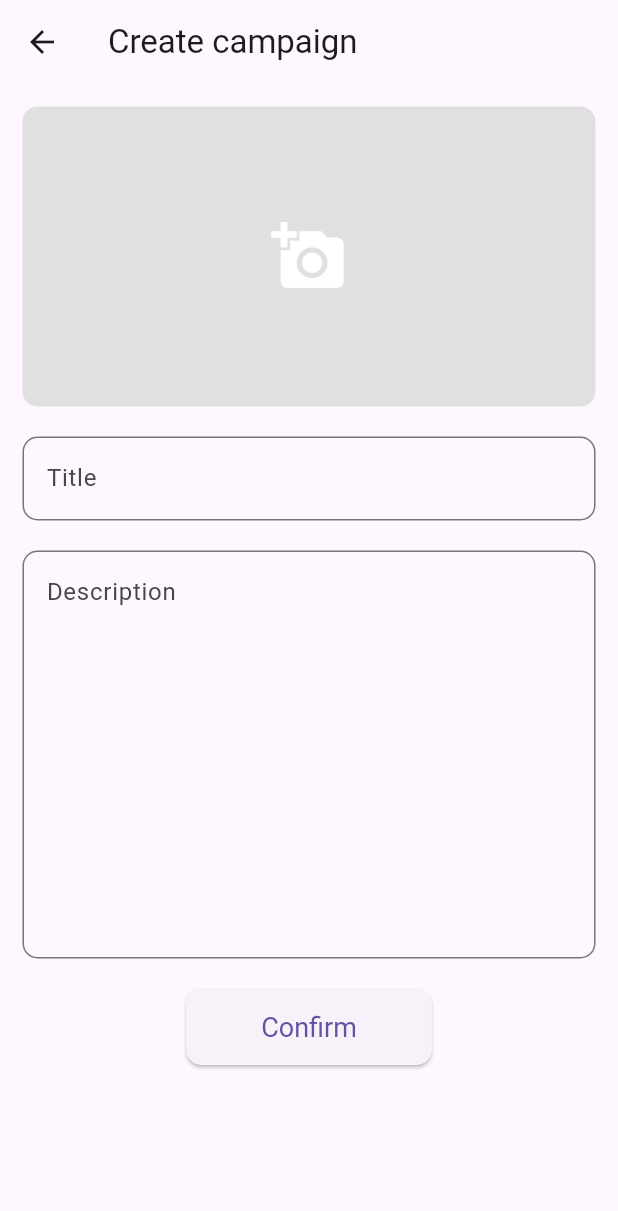
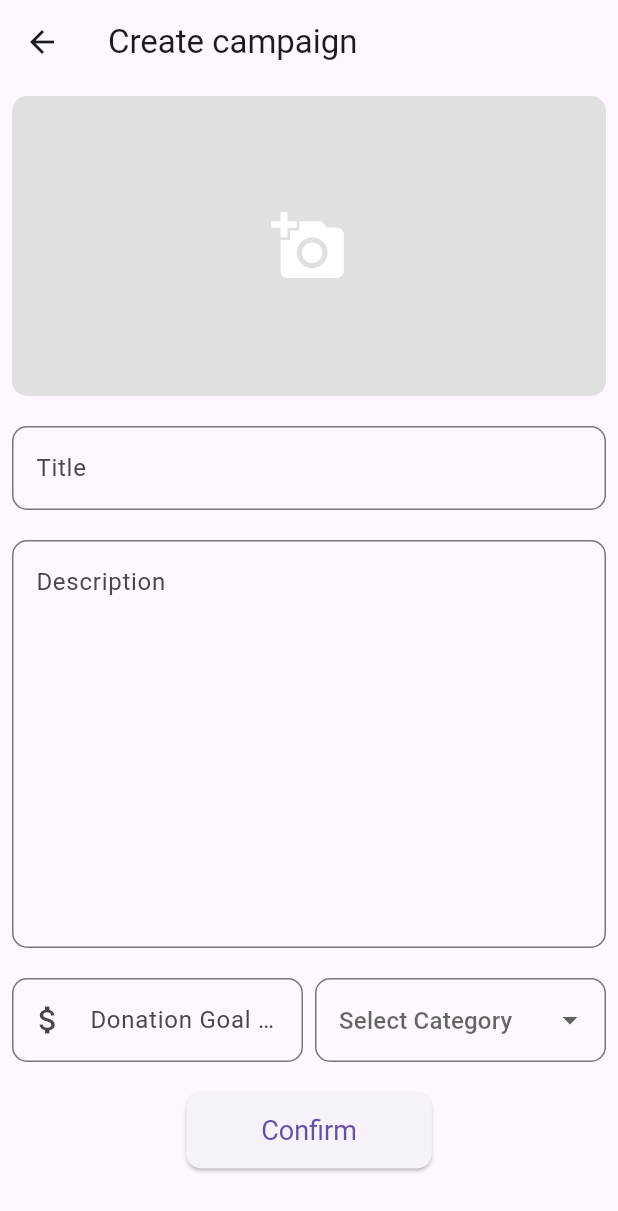
Before and after one commit to DevLord261/OneHand_mobile, a Flutter app: the Campaign screen opened directly, on a phone screen of 412 x 824 dp. Shown: the top 1211 px of the screen. Run offline on Flutter 3.47's test engine with Material 3 defaults, Android fonts, the phone set to English and light mode, and no system bars; our stand-ins replace image_picker, shared_preferences, sqflite; accounts and stored records are empty.

Commit message:
add category to the create campaign

```diff
--- a/lib/screen/CreateCampaign.dart
+++ b/lib/screen/CreateCampaign.dart
@@ -14,6 +14,7 @@ class Campaign extends StatefulWidget {
 
 class _campaign extends State<Campaign> {
   File? _image; // To store selected image
+  Category? _selectedcategory;
 
   // Function to pick an image
   Future<void> _pickImage() async {
@@ -32,14 +33,15 @@ class _campaign extends State<Campaign> {
 
   final TextEditingController Title = TextEditingController();
   final TextEditingController Description = TextEditingController();
+  final TextEditingController Donationgoal = TextEditingController();
 
   @override
   Widget build(BuildContext context) {
     return Scaffold(
-      resizeToAvoidBottomInset: false,
+      resizeToAvoidBottomInset: true,
       appBar: AppBar(title: Text("Create campaign")),
-      body: Padding(
-        padding: EdgeInsets.all(15),
+      body: SingleChildScrollView(
+        padding: EdgeInsets.all(8),
         child: Column(
           children: [
             GestureDetector(
@@ -92,6 +94,55 @@ class _campaign extends State<Campaign> {
               ),
             ),
             SizedBox(height: 20),
+            Container(
+              width: double.infinity,
+              child: Row(
+                children: [
+                  Expanded(
+                    flex: 1,
+                    child: TextField(
+                      controller: Donationgoal,
+                      keyboardType: TextInputType.number,
+                      inputFormatters: [FilteringTextInputFormatter.digitsOnly],
+                      decoration: InputDecoration(
+                        hintText: 'Donation Goal (Amount)',
+                        prefixIcon: Icon(Icons.attach_money),
+                        border: OutlineInputBorder(
+                          borderRadius: BorderRadius.circular(10),
+                        ),
+                      ),
+                    ),
+                  ),
+                  SizedBox(width: 8),
+                  Expanded(
+                    flex: 1,
+                    child: DropdownButtonFormField<Category>(
+                      value: _selectedcategory,
+                      isExpanded: true,
+                      decoration: InputDecoration(
+                        hintText: 'Select Category',
+                        border: OutlineInputBorder(
+                          borderRadius: BorderRadius.circular(10),
+                        ),
+                      ),
+                      items:
+                          Category.values.map((Category category) {
+                            return DropdownMenuItem<Category>(
+                              value: category,
+                              child: Text(category.name),
+                            );
+                          }).toList(),
+                      onChanged: (Category? newValue) {
+                        setState(() {
+                          _selectedcategory = newValue;
+                        });
+                      },
+                    ),
+                  ),
+                ],
+              ),
+            ),
+            SizedBox(height: 20),
             Align(
               alignment: Alignment.center,
               child: ElevatedButton(
```
Also changed, not shown: 1 other file.
